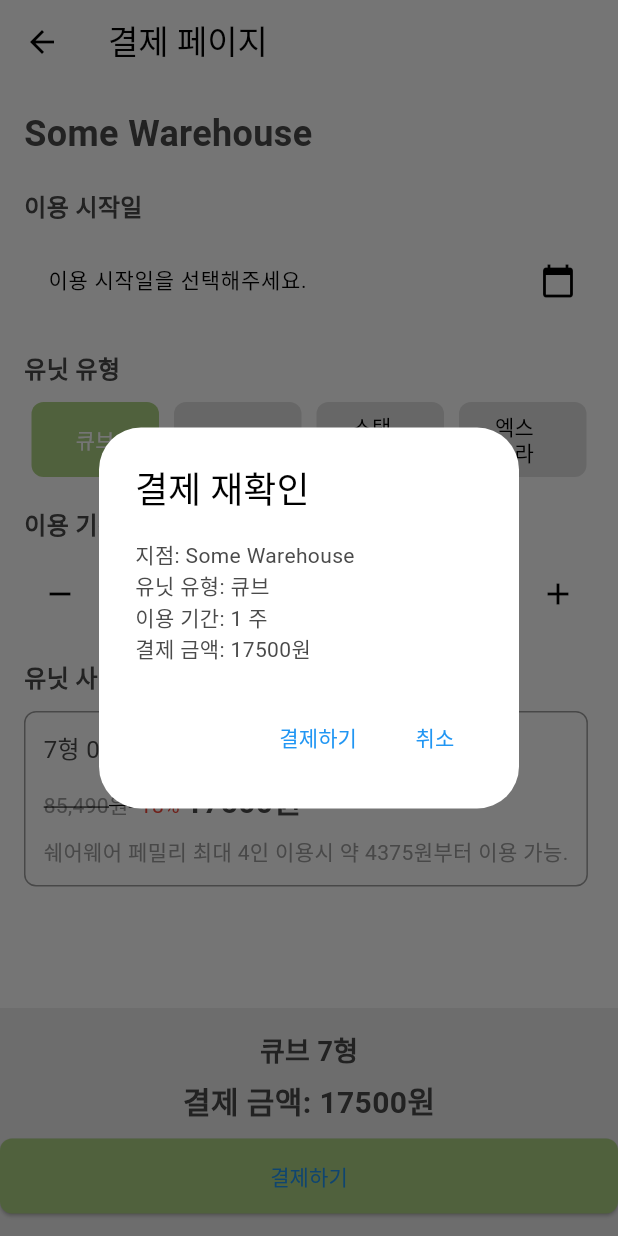
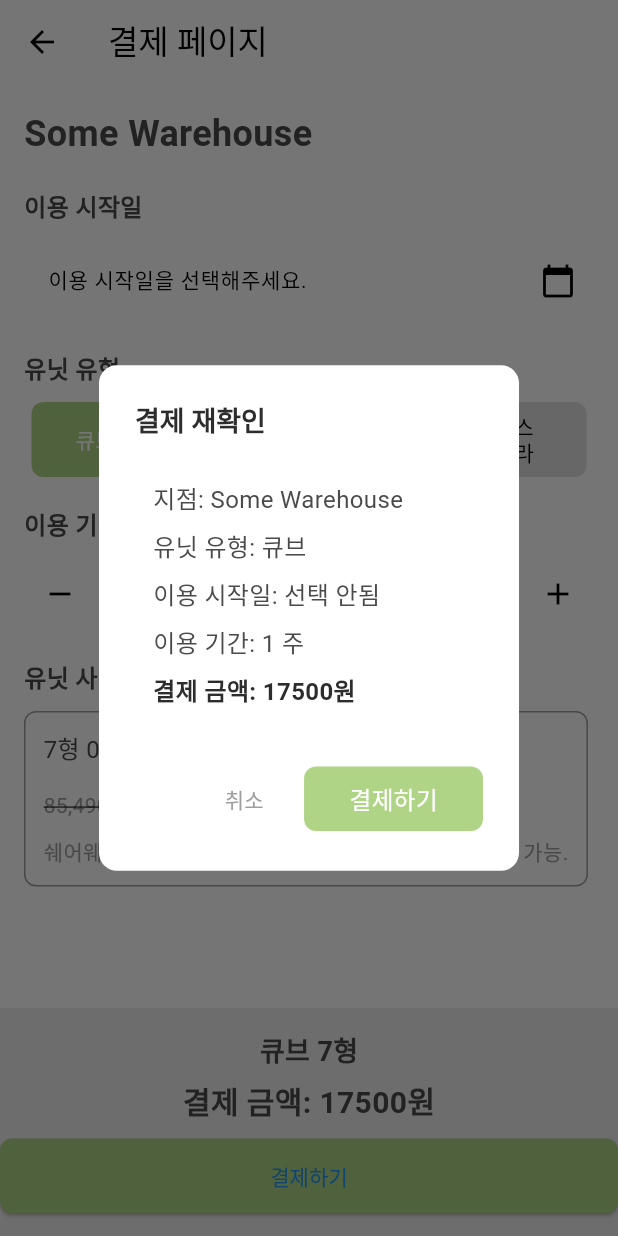
Before and after one commit to eun-young2/ShareWare, a Flutter app: the PaymentPage screen opened by its route, after a tap on "결제하기", on a phone screen of 412 x 824 dp. Run offline on Flutter 3.47's test engine with Material 3 defaults, Android fonts, the phone set to English and light mode, and no system bars; our stand-ins replace flutter_dotenv, geolocator, image_gallery_saver, image_picker, permission_handler, shared_preferences and 1 more; missing offline and left inert: flutter_vlc_player, kakaomap_webview, qr_code_scanner; accounts and stored records are empty; network calls fail.

Commit message:
출입관리 화면생성 외 디자인 -규민

```diff
--- a/Frontend/shareware/lib/admin_main_page.dart
+++ b/Frontend/shareware/lib/admin_main_page.dart
@@ -1,8 +1,9 @@
 import 'package:flutter/material.dart';
+import 'entry_log_page.dart'; // 출입 로그 페이지 추가
 import 'cctv_page_1.dart'; // CCTV 페이지 추가
 import 'reservation_page.dart'; // 예약 관리 페이지 추가
 import 'storage_management_page.dart'; // 창고 관리 페이지 추가
-import 'alarm_page.dart'; // 알람 페이지 추가 (이 페이지를 생성해야 합니다)
+import 'alarm_page.dart'; // 알람 페이지 추가
 import 'config.dart';
 import 'dart:convert';
 import 'package:http/http.dart' as http;
@@ -20,10 +21,11 @@ class _AdminMainPageState extends State<AdminMainPage> {
   // 페이지 목록
   final List<Widget> _pages = [
     DashboardPage(), // 대시보드 페이지
-    CCTVPage(),
+    CCTVPage(), // CCTV 페이지
+    EntryLogPage(), // 출입 로그 페이지 추가
     ReservationPage(), // 예약 관리 페이지
-    StorageManagementPage(), // 창고 관리 페이지 추가
-    AlarmPage(), // 알람 페이지 추가
+    StorageManagementPage(), // 창고 관리 페이지
+    AlarmPage(), // 알람 페이지
   ];
 
   void _onItemTapped(int index) {
@@ -54,6 +56,8 @@ class _AdminMainPageState extends State<AdminMainPage> {
                 icon: Icon(Icons.dashboard), label: '대시보드'), // 대시보드 아이콘
             BottomNavigationBarItem(
                 icon: Icon(Icons.camera), label: 'CCTV'), // CCTV 아이콘
+            BottomNavigationBarItem(
+                icon: Icon(Icons.access_time), label: '출입 관리'), // 출입 관리 아이콘
             BottomNavigationBarItem(
                 icon: Icon(Icons.settings), label: '예약 관리'), // 예약 관리 아이콘
             BottomNavigationBarItem(
@@ -116,8 +120,7 @@ class _DashboardPageState extends State<DashboardPage> {
           dailyChange = data['daily_change'] ?? "No Data"; // 금일 변동률 업데이트
         });
       } else {
-        print(
-            'Failed to load visitor stats. Status code: ${response.statusCode}');
+        print('Failed to load visitor stats. Status code: ${response.statusCode}');
       }
     } catch (e) {
       print('Exception occurred: $e'); // 예외 발생 시 출력
@@ -172,12 +175,12 @@ class _DashboardPageState extends State<DashboardPage> {
                 Expanded(
                   child: _buildNavigationButton(
                     context,
-                    'CCTV 관리',
-                    Icons.camera_alt,
+                    '출입 관리',
+                    Icons.access_time,
                     () {
                       Navigator.push(
                         context,
-                        MaterialPageRoute(builder: (context) => CCTVPage()),
+                        MaterialPageRoute(builder: (context) => EntryLogPage()), // 출입 로그 페이지로 이동
                       );
                     },
                   ),
--- a/Frontend/shareware/lib/payment_page.dart
+++ b/Frontend/shareware/lib/payment_page.dart
@@ -129,16 +129,82 @@ class _PaymentPageState extends State<PaymentPage> {
     context: context,
     builder: (BuildContext context) {
       return AlertDialog(
-          title: Text('결제 재확인'),
-          content: Text(
-            '지점: ${widget.warehouseName}\n'
-            '유닛 유형: $selectedUnitType\n'
-            '이용 기간: $selectedWeeks 주\n'
+        shape: RoundedRectangleBorder(
+          borderRadius: BorderRadius.circular(12), // 둥근 모서리
+        ),
+        title: Text(
+          '결제 재확인',
+          style: TextStyle(
+            fontSize: 18,
+            fontWeight: FontWeight.bold,
+            color: Color(0xFF2D2D2D), // 제목 색상
+          ),
+        ),
+        content: Padding(
+          padding: const EdgeInsets.all(12.0),
+          child: Column(
+            mainAxisSize: MainAxisSize.min,
+            crossAxisAlignment: CrossAxisAlignment.start,
+            children: [
+              Text(
+                '지점: ${widget.warehouseName}',
+                style: TextStyle(fontSize: 16),
+              ),
+              SizedBox(height: 8),
+              Text(
+                '유닛 유형: $selectedUnitType',
+                style: TextStyle(fontSize: 16),
+              ),
+              SizedBox(height: 8),
+              Text(
+                '이용 시작일: ${selectedDate == null ? '선택 안됨' : DateFormat('yyyy-MM-dd').format(selectedDate!)}',
+                style: TextStyle(fontSize: 16),
+              ),
+              SizedBox(height: 8),
+              Text(
+                '이용 기간: $selectedWeeks 주',
+                style: TextStyle(fontSize: 16),
+              ),
+              SizedBox(height: 8),
+              Text(
                 '결제 금액: ${unitPrice.toString()}원',
+                style: TextStyle(
+                  fontSize: 16,
+                  fontWeight: FontWeight.bold,
+                  color: Color(0xFF2D2D2D),
+                ),
+              ),
+            ],
+          ),
         ),
         actions: [
+          // 취소 버튼
           TextButton(
-              child: Text('결제하기'),
+            child: Text(
+              '취소',
+              style: TextStyle(color: Colors.grey),
+            ),
+            onPressed: () {
+              Navigator.of(context).pop(); // 팝업 닫기
+            },
+          ),
+          // 결제하기 버튼
+          ElevatedButton(
+            style: ElevatedButton.styleFrom(
+              backgroundColor: Color(0xFFAFD485), // 버튼 색상
+              padding: EdgeInsets.symmetric(horizontal: 30, vertical: 10),
+              shape: RoundedRectangleBorder(
+                borderRadius: BorderRadius.circular(8),
+              ),
+              elevation: 0,
+            ),
+            child: Text(
+              '결제하기',
+              style: TextStyle(
+                color: Colors.white,
+                fontSize: 16,
+              ),
+            ),
             onPressed: () {
               Navigator.of(context).pop();
               Navigator.push(
@@ -147,12 +213,7 @@ class _PaymentPageState extends State<PaymentPage> {
               );
             },
           ),
-            TextButton(
-              child: Text('취소'),
-              onPressed: () {
-                Navigator.of(context).pop();
-              },
-            ),
+
           ],
         );
       },
--- a/Frontend/shareware/lib/reservation_page.dart
+++ b/Frontend/shareware/lib/reservation_page.dart
@@ -44,7 +44,7 @@ class _ReservationPageState extends State<ReservationPage> {
     return Scaffold(
       appBar: AppBar(
         title: Text('예약 관리'),
-        automaticallyImplyLeading: false,
+
       ),
       body: Padding(
         padding: const EdgeInsets.all(8.0),
--- a/Frontend/shareware/lib/warehouse_details_page.dart
+++ b/Frontend/shareware/lib/warehouse_details_page.dart
@@ -139,7 +139,7 @@ class _WarehouseDetailsPageState extends State<WarehouseDetailsPage> {
                 },
                 child: Text('창고 이용하기'),
                 style: ElevatedButton.styleFrom(
-                  backgroundColor: Colors.black,
+                  backgroundColor: Color(0xFFAFD485),
                   foregroundColor: Colors.white,
                   padding: EdgeInsets.symmetric(vertical: 10),
                   shape: RoundedRectangleBorder(
```
Also changed, not shown: Frontend/shareware/lib/entry_log_page.dart (added, +37 -0 lines), Frontend/shareware/lib/my_warehouse_page.dart (+1 -31 lines), Frontend/shareware/lib/storage_management_page.dart (+2 -7 lines), Frontend/shareware/lib/storage_select.dart (+4 -4 lines). Lines whose indentation alone changed are shown as unchanged.
